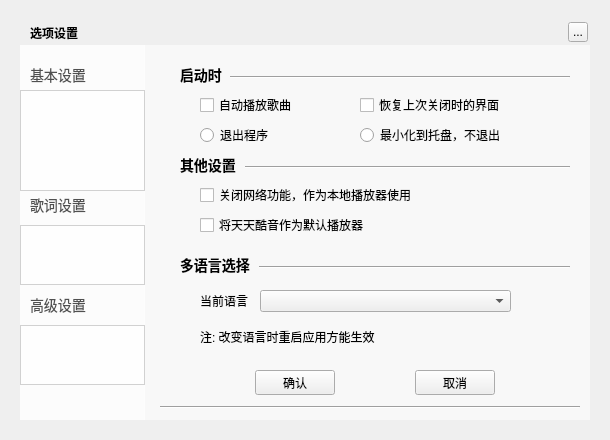
Before: the Qt Designer form TTKCore/musicUi/musicWidget/musicsettingwidget.ui in Greedysky/TTKMusicPlayer, drawn with Qt 5.
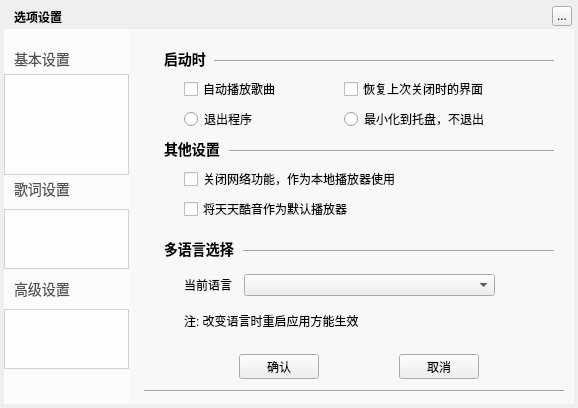
After: the same form once the commit is applied. Custom widgets are drawn as their Qt base class.

Diff of the .ui file:
```diff
--- a/TTKCore/musicUi/musicWidget/musicsettingwidget.ui
+++ b/TTKCore/musicUi/musicWidget/musicsettingwidget.ui
@@ -6,8 +6,8 @@
    <rect>
     <x>0</x>
     <y>0</y>
-    <width>610</width>
-    <height>440</height>
+    <width>578</width>
+    <height>408</height>
    </rect>
   </property>
   <property name="windowTitle">
@@ -16,8 +16,8 @@
   <widget class="QLabel" name="background">
    <property name="geometry">
     <rect>
-     <x>20</x>
-     <y>20</y>
+     <x>4</x>
+     <y>4</y>
      <width>570</width>
      <height>400</height>
     </rect>
@@ -29,8 +29,8 @@
   <widget class="QLabel" name="topTitleName">
    <property name="geometry">
     <rect>
-     <x>30</x>
-     <y>20</y>
+     <x>14</x>
+     <y>4</y>
      <width>61</width>
      <height>25</height>
     </rect>
@@ -45,8 +45,8 @@
   <widget class="QToolButton" name="topTitleCloseButton">
    <property name="geometry">
     <rect>
-     <x>568</x>
-     <y>22</y>
+     <x>552</x>
+     <y>6</y>
      <width>20</width>
      <height>20</height>
     </rect>
@@ -58,8 +58,8 @@
   <widget class="QStackedWidget" name="stackedWidget">
    <property name="geometry">
     <rect>
-     <x>160</x>
-     <y>45</y>
+     <x>144</x>
+     <y>29</y>
      <width>421</width>
      <height>320</height>
     </rect>
@@ -2007,8 +2007,8 @@
   <widget class="QWidget" name="functionArea" native="true">
    <property name="geometry">
     <rect>
-     <x>20</x>
-     <y>45</y>
+     <x>4</x>
+     <y>29</y>
      <width>125</width>
      <height>375</height>
     </rect>
@@ -2104,8 +2104,8 @@
   <widget class="QPushButton" name="confirmButton">
    <property name="geometry">
     <rect>
-     <x>255</x>
-     <y>370</y>
+     <x>239</x>
+     <y>354</y>
      <width>80</width>
      <height>25</height>
     </rect>
@@ -2117,8 +2117,8 @@
   <widget class="QPushButton" name="cancelButton">
    <property name="geometry">
     <rect>
-     <x>415</x>
-     <y>370</y>
+     <x>399</x>
+     <y>354</y>
      <width>80</width>
      <height>25</height>
     </rect>
@@ -2130,8 +2130,8 @@
   <widget class="Line" name="line_M">
    <property name="geometry">
     <rect>
-     <x>160</x>
-     <y>405</y>
+     <x>144</x>
+     <y>389</y>
      <width>420</width>
      <height>5</height>
     </rect>
@@ -2143,8 +2143,8 @@
   <widget class="QWidget" name="functionAreaDisplay" native="true">
    <property name="geometry">
     <rect>
-     <x>144</x>
-     <y>45</y>
+     <x>128</x>
+     <y>29</y>
      <width>446</width>
      <height>375</height>
     </rect>
```
